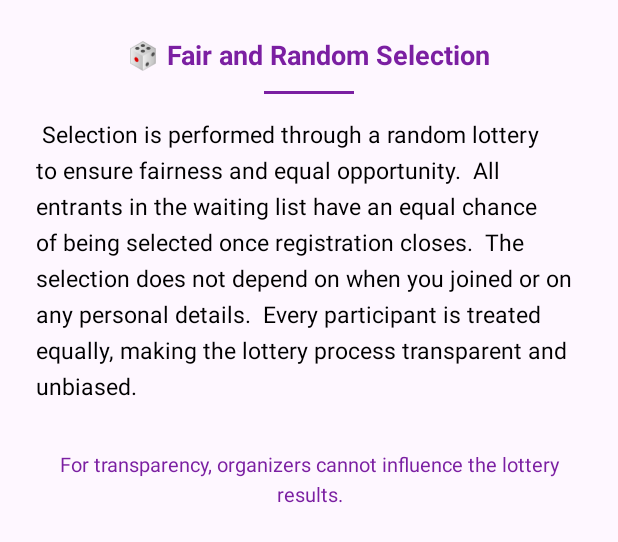
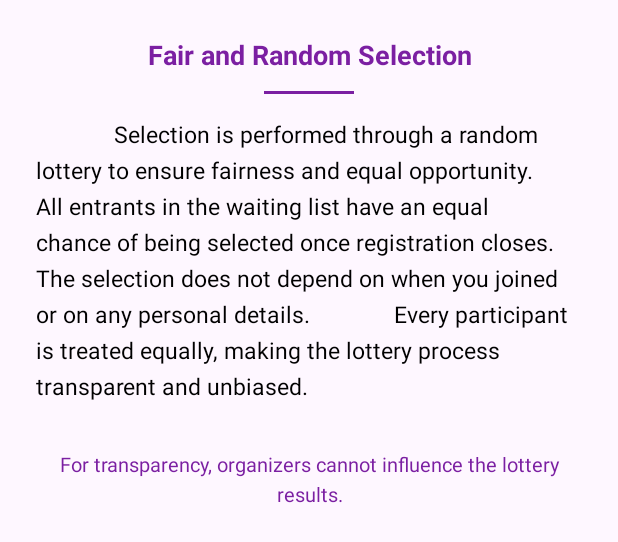
Before and after one commit to CMPUT301F25codarc/codarc-events, an Android app: the layout dialog_lottery_info.xml on its own in the app's theme, with its tools: preview values and no code run, on a phone screen of 412 x 824 dp. Shown: the top 542 px of the screen. Run offline under Robolectric (Android 15) with nearby library versions, the phone set to English and light mode, and no system bars.

Commit message:
Implementation of 01.04.04 and 01.04.05 by Junayed - fixed a little by me

```diff
--- a/app/src/main/res/layout/dialog_lottery_info.xml
+++ b/app/src/main/res/layout/dialog_lottery_info.xml
@@ -16,7 +16,7 @@
         <TextView
             android:layout_width="wrap_content"
             android:layout_height="wrap_content"
-            android:text="🎲 Fair and Random Selection"
+            android:text="Fair and Random Selection"
             android:textColor="@color/primary_purple"
             android:textSize="18sp"
             android:textStyle="bold"
@@ -40,13 +40,13 @@
             android:textColor="@color/black"
             android:textAlignment="viewStart"
             android:text="
-Selection is performed through a random lottery to ensure fairness and equal opportunity.
+            Selection is performed through a random lottery to ensure fairness and equal opportunity.
 
-All entrants in the waiting list have an equal chance of being selected once registration closes.
+            All entrants in the waiting list have an equal chance of being selected once registration closes.
 
-The selection does not depend on when you joined or on any personal details.
+            The selection does not depend on when you joined or on any personal details.
 
-Every participant is treated equally, making the lottery process transparent and unbiased." />
+            Every participant is treated equally, making the lottery process transparent and unbiased." />
 
         <!-- Subtle Footer Note -->
         <TextView
```
Also changed, not shown: app/src/main/java/ca/ualberta/codarc/codarc_events/adapters/EventCardAdapter.java (+5 -5 lines).
